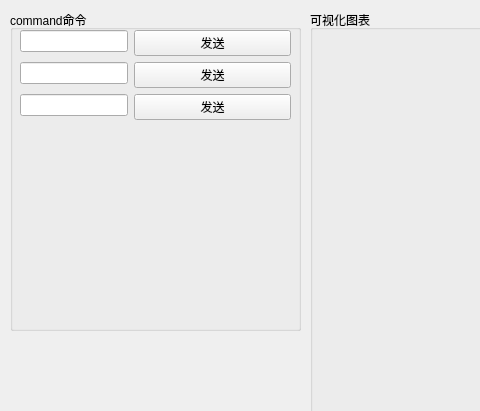
This is python_gui/gui/main_ui.ui in liyunyi1936/foc as Qt 5 draws it before an edit; both pictures show x 0 to 480 and y 0 to 411 of the 1187 by 707 pixel window. The edited form follows.
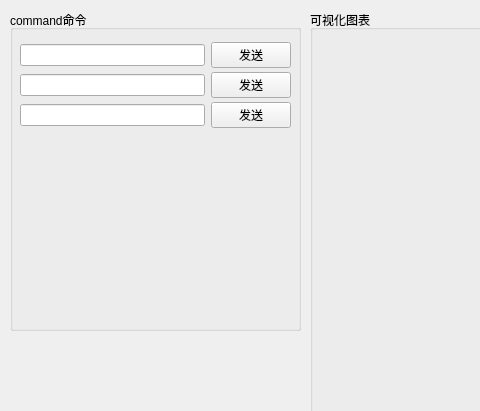
This is the edited form.

The edit to the form file:
```diff
--- a/python_gui/gui/main_ui.ui
+++ b/python_gui/gui/main_ui.ui
@@ -118,36 +118,60 @@
      <property name="geometry">
       <rect>
        <x>10</x>
-       <y>20</y>
+       <y>30</y>
        <width>271</width>
-       <height>291</height>
+       <height>31</height>
       </rect>
      </property>
-     <layout class="QFormLayout" name="formLayout">
-      <item row="0" column="0">
+     <layout class="QHBoxLayout" name="horizontalLayout_3">
+      <item>
        <widget class="QLineEdit" name="wifi_command_lineEdit_1"/>
       </item>
-      <item row="0" column="1">
+      <item>
        <widget class="QPushButton" name="wifi_command_pushButton_1">
         <property name="text">
          <string>发送</string>
         </property>
        </widget>
       </item>
-      <item row="1" column="0">
+     </layout>
+    </widget>
+    <widget class="QWidget" name="horizontalLayoutWidget_8">
+     <property name="geometry">
+      <rect>
+       <x>10</x>
+       <y>60</y>
+       <width>271</width>
+       <height>31</height>
+      </rect>
+     </property>
+     <layout class="QHBoxLayout" name="horizontalLayout_4">
+      <item>
        <widget class="QLineEdit" name="wifi_command_lineEdit_2"/>
       </item>
-      <item row="2" column="0">
-       <widget class="QLineEdit" name="wifi_command_lineEdit_3"/>
-      </item>
-      <item row="1" column="1">
+      <item>
        <widget class="QPushButton" name="wifi_command_pushButton_2">
         <property name="text">
          <string>发送</string>
         </property>
        </widget>
       </item>
-      <item row="2" column="1">
+     </layout>
+    </widget>
+    <widget class="QWidget" name="horizontalLayoutWidget_9">
+     <property name="geometry">
+      <rect>
+       <x>10</x>
+       <y>90</y>
+       <width>271</width>
+       <height>31</height>
+      </rect>
+     </property>
+     <layout class="QHBoxLayout" name="horizontalLayout_7">
+      <item>
+       <widget class="QLineEdit" name="wifi_command_lineEdit_3"/>
+      </item>
+      <item>
        <widget class="QPushButton" name="wifi_command_pushButton_3">
         <property name="text">
          <string>发送</string>
```
Left out of the diff: 2 changed lines with no effect on the pictures.
